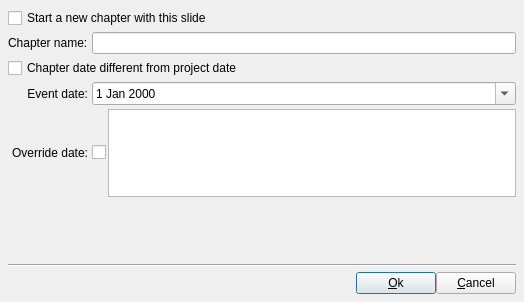
This is src/ffDiaporama/DlgChapter/DlgChapter.ui in boenki/ffdiaporama as Qt 5 draws it before an edit. The edited form follows.
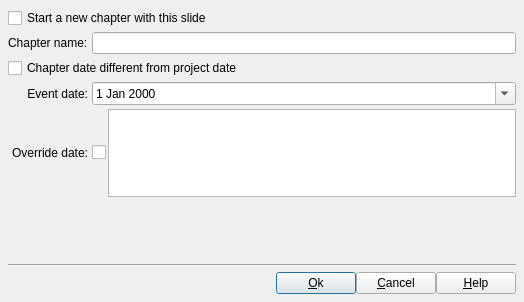
This is the edited form. Icons and pictures are not drawn.

The edit to the form file:
```diff
--- a/src/ffDiaporama/DlgChapter/DlgChapter.ui
+++ b/src/ffDiaporama/DlgChapter/DlgChapter.ui
@@ -146,6 +146,20 @@
        </property>
       </widget>
      </item>
+     <item>
+      <widget class="QPushButton" name="HelpBt">
+       <property name="toolTip">
+        <string>Show help about this dialogue box</string>
+       </property>
+       <property name="text">
+        <string>&amp;Help</string>
+       </property>
+       <property name="icon">
+        <iconset resource="../../../RSCffDiaporama.qrc">
+         <normaloff>:/img/help.png</normaloff>:/img/help.png</iconset>
+       </property>
+      </widget>
+     </item>
     </layout>
    </item>
    <item row="1" column="0">
```
Left out of the diff: 22 changed lines with no effect on the pictures.
